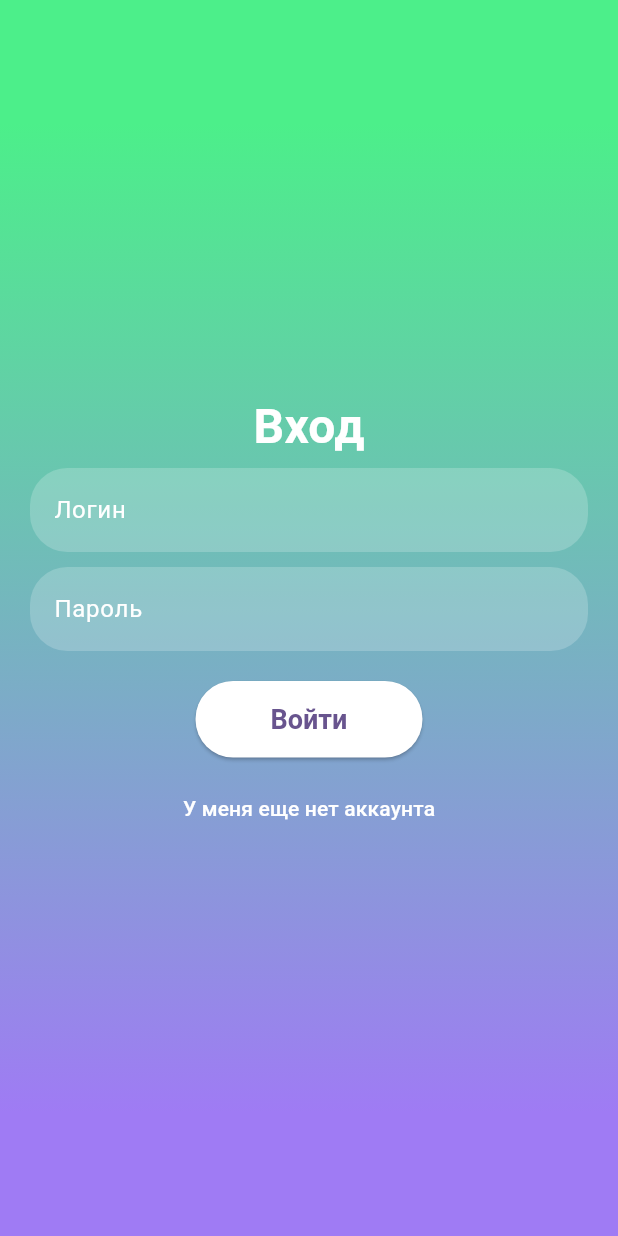
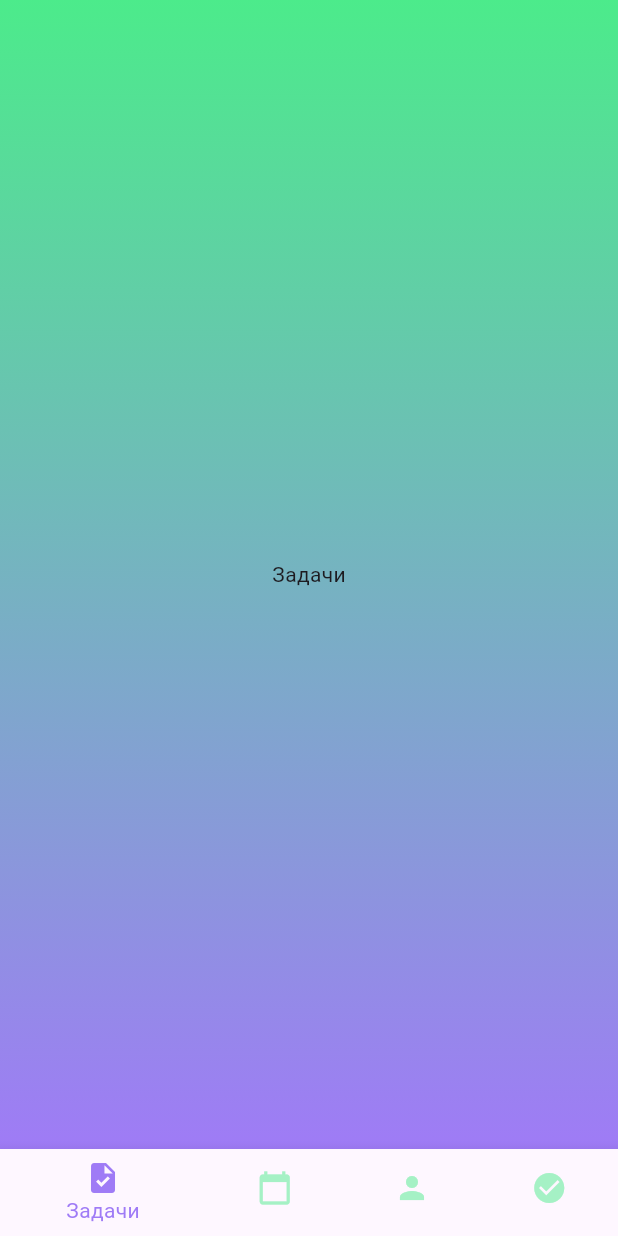
Before and after one commit to KoticheII/proekt, a Flutter app: the screen it shows after launch, after a tap on "Войти", on a phone screen of 412 x 824 dp. Run offline on Flutter 3.47's test engine with Material 3 defaults, Android fonts, the phone set to English and light mode, and no system bars.

Commit message:
main page

```diff
--- a/lib/pages/lodin_page.dart
+++ b/lib/pages/lodin_page.dart
@@ -1,5 +1,7 @@
 import 'package:flutter/material.dart';
-import 'package:proekt/theme/theme.dart';
+import 'package:proekt/theme/theme.dart'; // Импорт темы приложения
+
+import 'main_page.dart'; // Импорт главной страницы
 
 class LoginPage extends StatefulWidget {
   const LoginPage({Key? key}) : super(key: key);
@@ -9,7 +11,7 @@ class LoginPage extends StatefulWidget {
 }
 
 class _LoginPageState extends State<LoginPage> {
-  bool isLogin = true; // Track if it's login or registration
+  bool isLogin = true; // Флаг, отслеживающий, находится ли пользователь в режиме входа или регистрации
 
   @override
   Widget build(BuildContext context) {
@@ -19,20 +21,20 @@ class _LoginPageState extends State<LoginPage> {
           gradient: LinearGradient(
             begin: Alignment.topCenter,
             end: Alignment.bottomCenter,
-            colors: isLogin
-                ? [DoDidDoneTheme.lightTheme.secondaryHeaderColor, DoDidDoneTheme.lightTheme.primaryColor]
-                : [DoDidDoneTheme.lightTheme.primaryColor, DoDidDoneTheme.lightTheme.secondaryHeaderColor],
-            stops: const [0.1, 0.9], // Primary color takes 90% of the space
+            colors: [
+              DoDidDoneTheme.lightTheme.colorScheme.secondary, // Вторичный цвет
+              DoDidDoneTheme.lightTheme.colorScheme.primary, // Основной цвет
+            ],
           ),
         ),
         child: Padding(
           padding: const EdgeInsets.all(20.0),
           child: Column(
-            mainAxisAlignment: MainAxisAlignment.center,
+            mainAxisAlignment: MainAxisAlignment.center, // Расположение текста. В данном случае по центру экрана
             children: [
-              // Title
+              // Заголовок
               Text(
-                isLogin ? 'Вход' : 'Регистрация',
+                isLogin ? 'Вход' : 'Регистрация', // Заголовок меняется в зависимости от режима
                 style: const TextStyle(
                   fontSize: 32,
                   fontWeight: FontWeight.bold,
@@ -41,81 +43,83 @@ class _LoginPageState extends State<LoginPage> {
               ),
               const SizedBox(height: 5),
 
-              // Email Field
+              // Поле ввода электронной почты
               TextField(
                 decoration: InputDecoration(
-                  hintText: 'Логин',
-                  hintStyle: const TextStyle(color: Colors.white),
-                  filled: true,
-                  fillColor: Colors.white.withOpacity(0.2),
+                  hintText: 'Логин', // Подсказка для поля ввода
+                  hintStyle: const TextStyle(color: Colors.white), // Стиль подсказки
+                  filled: true, // Заполнить поле цветом
+                  fillColor: Colors.white.withOpacity(0.2), // Цвет заполнения
                   border: OutlineInputBorder(
-                    borderRadius: BorderRadius.circular(25),
-                    borderSide: BorderSide.none,
+                    borderRadius: BorderRadius.circular(25), // Закругленные углы поля
+                    borderSide: BorderSide.none, // Убрать границу поля
                   ),
                 ),
               ),
               const SizedBox(height: 10),
 
-              // Password Field
+              // Поле ввода пароля
               TextField(
-                obscureText: true,
+                obscureText: true, // Скрыть текст пароля
                 decoration: InputDecoration(
-                  hintText: 'Пароль',
-                  hintStyle: const TextStyle(color: Colors.white),
-                  filled: true,
-                  fillColor: Colors.white.withOpacity(0.2),
+                  hintText: 'Пароль', // Подсказка для поля ввода
+                  hintStyle: const TextStyle(color: Colors.white), // Стиль подсказки
+                  filled: true, // Заполнить поле цветом
+                  fillColor: Colors.white.withOpacity(0.2), // Цвет заполнения
                   border: OutlineInputBorder(
-                    borderRadius: BorderRadius.circular(25),
-                    borderSide: BorderSide.none,
+                    borderRadius: BorderRadius.circular(25), // Закругленные углы поля
+                    borderSide: BorderSide.none, // Убрать границу поля
                   ),
                 ),
               ),
               const SizedBox(height: 10),
 
-              // Repeat Password Field (Only for registration)
+              // Поле ввода пароля для подтверждения (только для регистрации)
               if (!isLogin)
                 TextField(
-                  obscureText: true,
+                  obscureText: true, // Скрыть текст пароля
                   decoration: InputDecoration(
-                    hintText: 'Повторить пароль',
-                    hintStyle: const TextStyle(color: Colors.white),
-                    filled: true,
-                    fillColor: Colors.white.withOpacity(0.2),
+                    hintText: 'Повторить пароль', // Подсказка для поля ввода
+                    hintStyle: const TextStyle(color: Colors.white), // Стиль подсказки
+                    filled: true, // Заполнить поле цветом
+                    fillColor: Colors.white.withOpacity(0.2), // Цвет заполнения
                     border: OutlineInputBorder(
-                      borderRadius: BorderRadius.circular(25),
-                      borderSide: BorderSide.none,
+                      borderRadius: BorderRadius.circular(25), // Закругленные углы поля
+                      borderSide: BorderSide.none, // Убрать границу поля
                     ),
                   ),
                 ),
               const SizedBox(height: 10),
 
-              // Login Button
+              // Кнопка входа/регистрации
               ElevatedButton(
                 onPressed: () {
-                  // Handle login/registration logic here
+                  Navigator.pushReplacement(context,             //Переход со страницы "Логин" на главную страницу
+                      MaterialPageRoute(builder: (context) => const MainPage()));
+
                 },
                 style: ElevatedButton.styleFrom(
-                  backgroundColor: Colors.white,
-                  padding: const EdgeInsets.symmetric(horizontal: 50, vertical: 15),
-                  textStyle: const TextStyle(fontSize: 18, fontWeight: FontWeight.bold),
+                  backgroundColor: Colors.white, // Цвет фона кнопки
+                  padding: const EdgeInsets.symmetric(horizontal: 50, vertical: 15), // Отступы внутри кнопки
+                  textStyle: const TextStyle(fontSize: 18, fontWeight: FontWeight.bold), // Стиль текста кнопки
                   shape: RoundedRectangleBorder(
-                    borderRadius: BorderRadius.circular(25),
+                    borderRadius: BorderRadius.circular(25), // Закругленные углы кнопки
                   ),
                 ),
-                child: Text(isLogin ? 'Войти' : 'Зарегистрироваться'),
+                child: Text(isLogin ? 'Войти' : 'Зарегистрироваться'), // Текст кнопки меняется в зависимости от режима
               ),
               const SizedBox(height: 10),
 
-              // Switch to Login/Registration
+              // Переключение между режимами входа и регистрации
               TextButton(
                 onPressed: () {
                   setState(() {
-                    isLogin = !isLogin;
+                    isLogin = !isLogin; // Изменить режим на противоположный
                   });
                 },
                 child: Text(
-                  isLogin ? 'У меня еще нет аккаунта' : 'Уже есть аккаунт',
-                  style: const TextStyle(color: Colors.white),
+                  isLogin ? 'У меня еще нет аккаунта' : 'Уже есть аккаунт', // Текст кнопки меняется в зависимости от режима
+                  style: const TextStyle(color: Colors.white), // Стиль текста кнопки
                 ),
               ),
             ],
--- /dev/null
+++ b/lib/pages/main_page.dart
@@ -0,0 +1,74 @@
+import 'package:flutter/material.dart';
+import 'package:proekt/theme/theme.dart'; // Импорт темы приложения
+
+class MainPage extends StatefulWidget {
+  const MainPage({Key? key}) : super(key: key);
+
+  @override
+  State<MainPage> createState() => _MainPageState();
+}
+
+class _MainPageState extends State<MainPage> {
+  int _selectedIndex = 0;
+
+  static const List<Widget> _widgetOptions = <Widget>[
+    Text('Задачи'),
+    Text('Сегодня'),
+    Text('Профиль'),
+    Text('Выполнено'),
+  ];
+
+  void _onItemTapped(int index) {
+    setState(() {
+      _selectedIndex = index;
+    });
+  }
+
+  @override
+  Widget build(BuildContext context) {
+    return Scaffold(
+      extendBodyBehindAppBar: true,  //Фон уходит в самый верх экрана
+      appBar: AppBar(
+        backgroundColor: Colors.transparent,
+        elevation: 0,
+      ),
+      body: Container( // Добавляем Container для градиента
+        decoration: BoxDecoration(
+          gradient: LinearGradient(
+            begin: Alignment.topCenter,
+            end: Alignment.bottomCenter,
+            colors: [
+              DoDidDoneTheme.lightTheme.colorScheme.secondary, // Вторичный цвет
+              DoDidDoneTheme.lightTheme.colorScheme.primary, // Основной цвет
+            ],
+          ),
+        ),
+        child: Center(
+          child: _widgetOptions.elementAt(_selectedIndex),
+        ),
+      ),
+      bottomNavigationBar: BottomNavigationBar(
+        items: const <BottomNavigationBarItem>[
+          BottomNavigationBarItem(
+            icon: Icon(Icons.task),
+            label: 'Задачи',
+          ),
+          BottomNavigationBarItem(
+            icon: Icon(Icons.calendar_today),
+            label: 'Сегодня',
+          ),
+          BottomNavigationBarItem(
+            icon: Icon(Icons.person),
+            label: 'Профиль',
+          ),
+          BottomNavigationBarItem(
+            icon: Icon(Icons.check_circle),
+            label: 'Выполнено',
+          ),
+        ],
+        currentIndex: _selectedIndex,
+        onTap: _onItemTapped,
+      ),
+    );
+  }
+}
--- a/lib/theme/theme.dart
+++ b/lib/theme/theme.dart
@@ -1,15 +1,25 @@
 import 'package:flutter/material.dart';
-
 class DoDidDoneTheme {
   static ThemeData lightTheme = ThemeData(
-    // Define your primary and secondary colors
-    primaryColor: const Color(0xFF9F7BF4), // #9F7BF4
-    secondaryHeaderColor: const Color(0xFF4CEF8A), // #4CEF8A
-
-    // You can customize other theme properties as needed
-    // ...
-
-    colorScheme: ColorScheme.fromSeed(seedColor: Colors.deepPurple),
+    colorScheme: ColorScheme.fromSeed(
+      seedColor: const Color(0xFF9f7bf6), // Primary color
+      primary: const Color(0xFF9f7bf6), // Primary color
+      secondary: const Color(0xFF4ceb8b), // Secondary color
+    ),
     useMaterial3: true,
+    // Добавляем стиль для кнопок
+    elevatedButtonTheme: ElevatedButtonThemeData(
+      style: ButtonStyle(
+        textStyle: MaterialStateProperty.all<TextStyle>(
+          const TextStyle(color: Colors.white), // Текст кнопок белый
+        ),
+      ),
+    ),
+     bottomNavigationBarTheme: BottomNavigationBarThemeData(
+      selectedItemColor: const Color(0xFF9f7bf6), // Цвет выбранной иконки
+      unselectedItemColor:
+          const Color(0xFF4ceb8b).withOpacity(0.5), // Цвет невыбранной иконки
+      backgroundColor: Colors.transparent, // Прозрачный фон
+      ),
   );
 }
```
